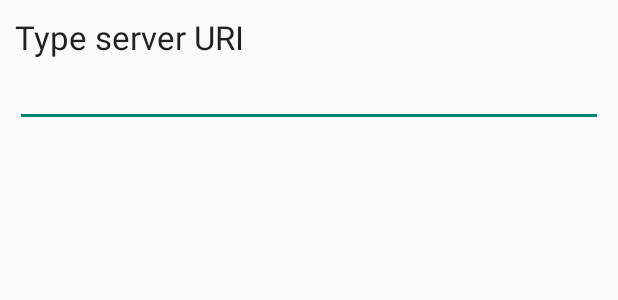
After one commit to mpi77/altconv, an Android app: the layout settings_dialog.xml on its own in the app's theme, with its tools: preview values and no code run, on a phone screen of 412 x 824 dp. The commit adds this screen. Shown: the top 300 px of the screen. Run offline under Robolectric (Android 15) with nearby library versions, the phone set to English and light mode, and no system bars; network calls fail.

Commit message:
added serverURI dialog;

```diff
--- /dev/null
+++ b/app/src/main/res/layout/settings_dialog.xml
@@ -0,0 +1,25 @@
+<?xml version="1.0" encoding="utf-8"?>
+<LinearLayout xmlns:android="http://schemas.android.com/apk/res/android"
+    android:id="@+id/layout_root"
+    android:layout_width="fill_parent"
+    android:layout_height="fill_parent"
+    android:orientation="vertical"
+    android:padding="10dp" >
+
+    <TextView
+        android:id="@+id/tv_set_tit"
+        android:layout_width="wrap_content"
+        android:layout_height="wrap_content"
+        android:text="@string/tv_set_tit"
+        android:textAppearance="?android:attr/textAppearanceLarge" />
+
+    <EditText
+        android:id="@+id/te_set_val"
+        android:layout_width="match_parent"
+        android:layout_height="wrap_content" >
+
+        <requestFocus />
+
+    </EditText>
+
+</LinearLayout>
--- a/app/src/main/res/values/strings.xml
+++ b/app/src/main/res/values/strings.xml
@@ -2,13 +2,13 @@
 <resources>
 
     <string name="app_name">Altconv</string>
-    <string name="hello_world">Hello world!</string>
-    <string name="menu_settings">Settings</string>
-    <string name="menu_download">Download currencies</string>
+    <string name="menu_settings">Server URI</string>
+    <string name="menu_download">Download courses</string>
     <string name="tv_from_curr">Source currency</string>
     <string name="tv_to_curr">Destination currency</string>
     <string name="te_value">Value to convert</string>
     <string name="tv_calc_value"></string>
+    <string name="tv_set_tit">Type server URI</string>
     <string name="btn_convert">Convert</string>
 
     <string-array name="currencyType">
```
Also changed, not shown: app/src/main/java/cz/sd2/altconv/MainActivity.java (+37 -4 lines).
